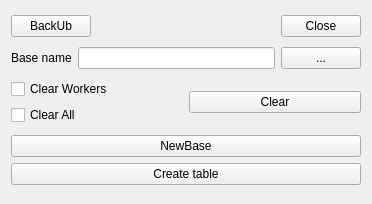
GorINIch73/sqlTest, file setupform.ui: the form before one commit.
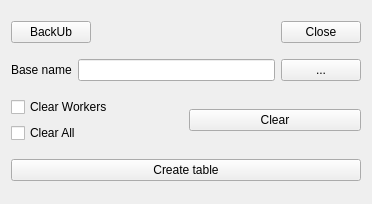
The form after the commit.

What changed in the file:
```diff
--- a/setupform.ui
+++ b/setupform.ui
@@ -97,13 +97,6 @@
    </item>
    <item>
     <layout class="QVBoxLayout" name="verticalLayout_2">
-     <item>
-      <widget class="QPushButton" name="pushButtonNew">
-       <property name="text">
-        <string>NewBase</string>
-       </property>
-      </widget>
-     </item>
      <item>
       <widget class="QPushButton" name="pushButtonCreateTable">
        <property name="text">
```
